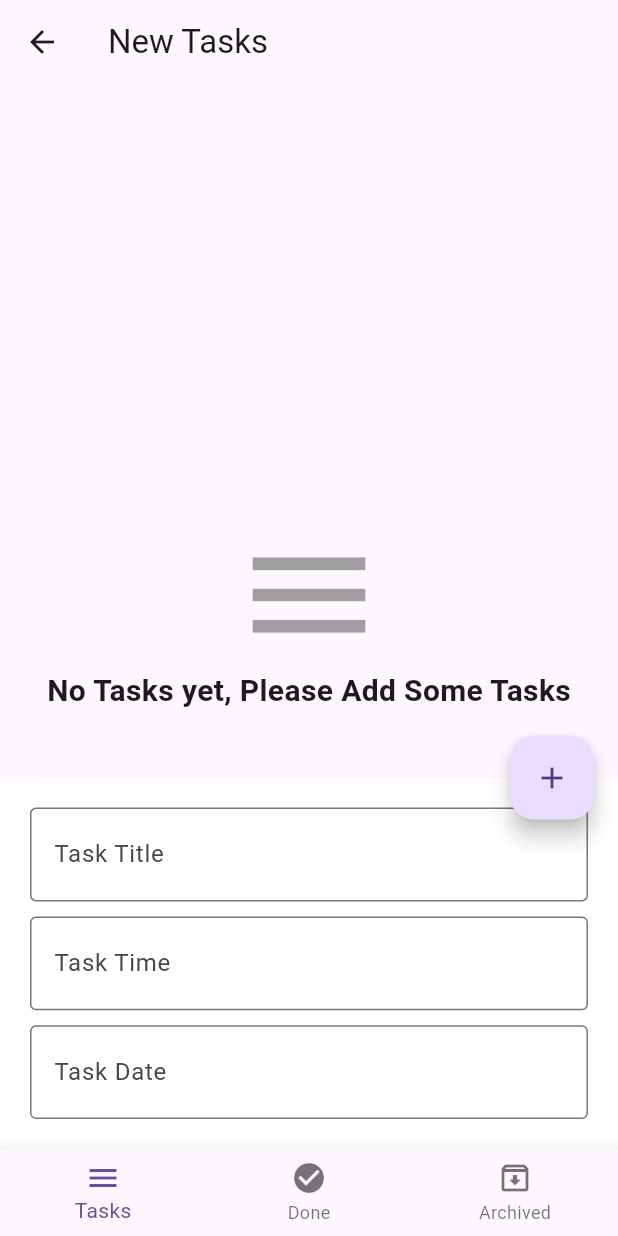
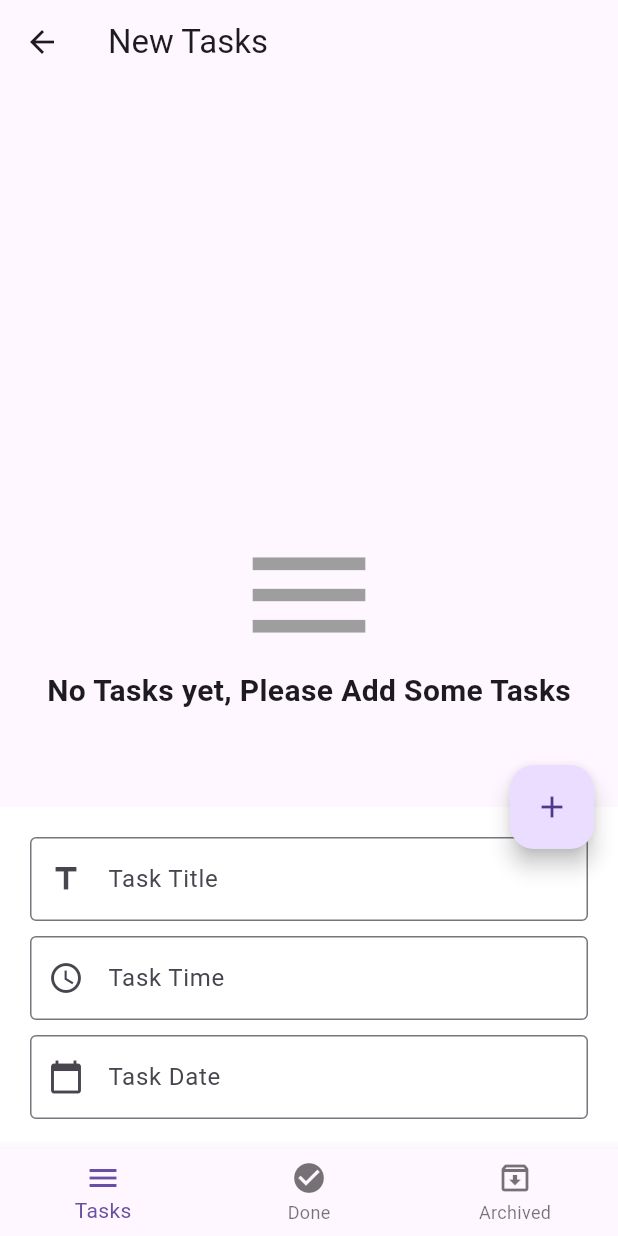
Before and after one commit to AmrMohamed97/sqflite_project, a Flutter app: the screen it shows after launch, after a tap on the "edit" icon, on a phone screen of 412 x 824 dp. Run offline on Flutter 3.47's test engine with Material 3 defaults, Android fonts, the phone set to English and light mode, and no system bars; our stand-ins replace flutter_bloc, sqflite; accounts and stored records are empty.

Commit message:
edit formfield

```diff
--- a/lib/core/utiles/functions/components.dart
+++ b/lib/core/utiles/functions/components.dart
@@ -1,4 +1,4 @@
- import 'package:database_project/features/presentation/manager/cubit.dart';
+ import 'package:database_project/features/manager/cubit.dart';
 import 'package:flutter/material.dart';
 import 'package:flutter_bloc/flutter_bloc.dart';
 //amr 4
--- a/lib/core/widgets/custom_form_field.dart
+++ b/lib/core/widgets/custom_form_field.dart
@@ -33,16 +33,11 @@ class CustomFormField extends StatelessWidget {
       decoration: InputDecoration(
         labelText: isUpperCase ? label!.toUpperCase() : label,
         border: const OutlineInputBorder(),
-        prefix: SizedBox(
-          height: 15.0,
-          child: Icon(prefix),
-        ),
-        suffix: SizedBox(
-          height: 15.0,
-          child: IconButton(
-            onPressed: suffixPressed,
-            icon: Icon(suffix),
-          ),
+        prefixIcon: Icon(prefix),
+        suffixIcon: IconButton(
+          onPressed: suffixPressed,
+          icon: Icon(suffix),
+          padding: EdgeInsets.zero,
         ),
       ),
       enabled: enabled,
--- a/lib/features/presentation/pages/widget/archived_tasks/archived_tasks.dart
+++ b/lib/features/archived_tasks/pages/archived_tasks.dart
@@ -1,7 +1,7 @@
  import 'package:database_project/core/widgets/task_item_builder.dart';
-import 'package:database_project/features/presentation/manager/cubit.dart';
-import 'package:database_project/features/presentation/manager/states.dart';
- import 'package:flutter/material.dart';
+import 'package:database_project/features/manager/cubit.dart';
+import 'package:database_project/features/manager/states.dart';
+import 'package:flutter/material.dart';
 import 'package:flutter_bloc/flutter_bloc.dart';
 
 class ArchivedTasks extends StatelessWidget {
--- a/lib/features/presentation/pages/widget/done_tasks/done_tasks.dart
+++ b/lib/features/done_tasks/pages/done_tasks.dart
@@ -1,6 +1,6 @@
  import 'package:database_project/core/widgets/task_item_builder.dart';
-import 'package:database_project/features/presentation/manager/cubit.dart';
-import 'package:database_project/features/presentation/manager/states.dart';
+import 'package:database_project/features/manager/cubit.dart';
+import 'package:database_project/features/manager/states.dart';
  import 'package:flutter/material.dart';
 import 'package:flutter_bloc/flutter_bloc.dart';
 
--- a/lib/features/presentation/pages/home_layout.dart
+++ b/lib/features/home_layout/pages/home_layout.dart
@@ -1,6 +1,6 @@
- import 'package:database_project/features/presentation/manager/cubit.dart';
-import 'package:database_project/features/presentation/manager/states.dart';
-import 'package:database_project/features/presentation/pages/widget/bottom_sheet_body.dart';
+import 'package:database_project/features/home_layout/pages/widget/bottom_sheet_body.dart';
+import 'package:database_project/features/manager/cubit.dart';
+import 'package:database_project/features/manager/states.dart';
 import 'package:flutter/material.dart';
 import 'package:flutter_bloc/flutter_bloc.dart';
 
--- a/lib/features/presentation/pages/widget/bottom_sheet_body.dart
+++ b/lib/features/home_layout/pages/widget/bottom_sheet_body.dart
@@ -1,6 +1,6 @@
 import 'package:database_project/core/widgets/custom_form_field.dart';
-import 'package:database_project/features/presentation/manager/cubit.dart';
-import 'package:flutter/material.dart';
+import 'package:database_project/features/manager/cubit.dart';
+ import 'package:flutter/material.dart';
 import 'package:flutter_bloc/flutter_bloc.dart';
 import 'package:intl/intl.dart';
 
--- a/lib/features/presentation/manager/cubit.dart
+++ b/lib/features/manager/cubit.dart
@@ -1,4 +1,4 @@
- import 'package:database_project/features/presentation/manager/states.dart';
+ import 'package:database_project/features/manager/states.dart';
 import 'package:flutter/material.dart';
   import 'package:flutter_bloc/flutter_bloc.dart';
 import 'package:sqflite/sqflite.dart';
--- a/lib/features/presentation/manager/states.dart
+++ b/lib/features/manager/states.dart
@@ -1,6 +1,6 @@
-import 'package:database_project/features/presentation/pages/widget/archived_tasks/archived_tasks.dart';
-import 'package:database_project/features/presentation/pages/widget/done_tasks/done_tasks.dart';
-import 'package:database_project/features/presentation/pages/widget/new_tasks/new_tasks.dart';
+import 'package:database_project/features/archived_tasks/pages/archived_tasks.dart';
+import 'package:database_project/features/done_tasks/pages/done_tasks.dart';
+import 'package:database_project/features/new_tasks/pages/new_tasks.dart';
 import 'package:flutter/material.dart';
 
 abstract class AppStates {
--- a/lib/features/presentation/pages/widget/new_tasks/new_tasks.dart
+++ b/lib/features/new_tasks/pages/new_tasks.dart
@@ -1,7 +1,7 @@
  import 'package:database_project/core/widgets/task_item_builder.dart';
-import 'package:database_project/features/presentation/manager/cubit.dart';
-import 'package:database_project/features/presentation/manager/states.dart';
- import 'package:flutter/material.dart';
+import 'package:database_project/features/manager/cubit.dart';
+import 'package:database_project/features/manager/states.dart';
+import 'package:flutter/material.dart';
 import 'package:flutter_bloc/flutter_bloc.dart';
 
 class NewTasks extends StatelessWidget{
--- a/lib/main.dart
+++ b/lib/main.dart
@@ -1,6 +1,6 @@
 import 'package:database_project/core/utiles/bloc_observer/my_bloc_observer.dart';
-import 'package:database_project/features/presentation/manager/cubit.dart';
-import 'package:database_project/features/presentation/pages/home_layout.dart';
+import 'package:database_project/features/home_layout/pages/home_layout.dart';
+import 'package:database_project/features/manager/cubit.dart';
 import 'package:flutter/material.dart';
 import 'package:flutter_bloc/flutter_bloc.dart';
 
```
